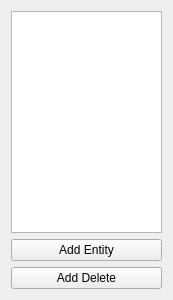
Before: the Qt Designer form ShapeRenderer/hyerarchylistwidget.ui in dafral/Advanced-Graphic-Production, drawn with Qt 5.
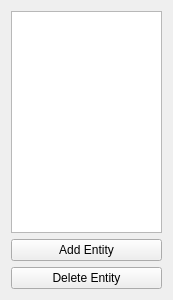
After: the same form once the commit is applied.

Commit message: More and More (Delete Entity donini toblerini)

```diff
--- a/ShapeRenderer/hyerarchylistwidget.ui
+++ b/ShapeRenderer/hyerarchylistwidget.ui
@@ -27,7 +27,7 @@
    <item>
     <widget class="QPushButton" name="buttonDeleteEntity">
      <property name="text">
-      <string>Add Delete</string>
+      <string>Delete Entity</string>
      </property>
     </widget>
    </item>
```
The commit also changes 6 other files.
